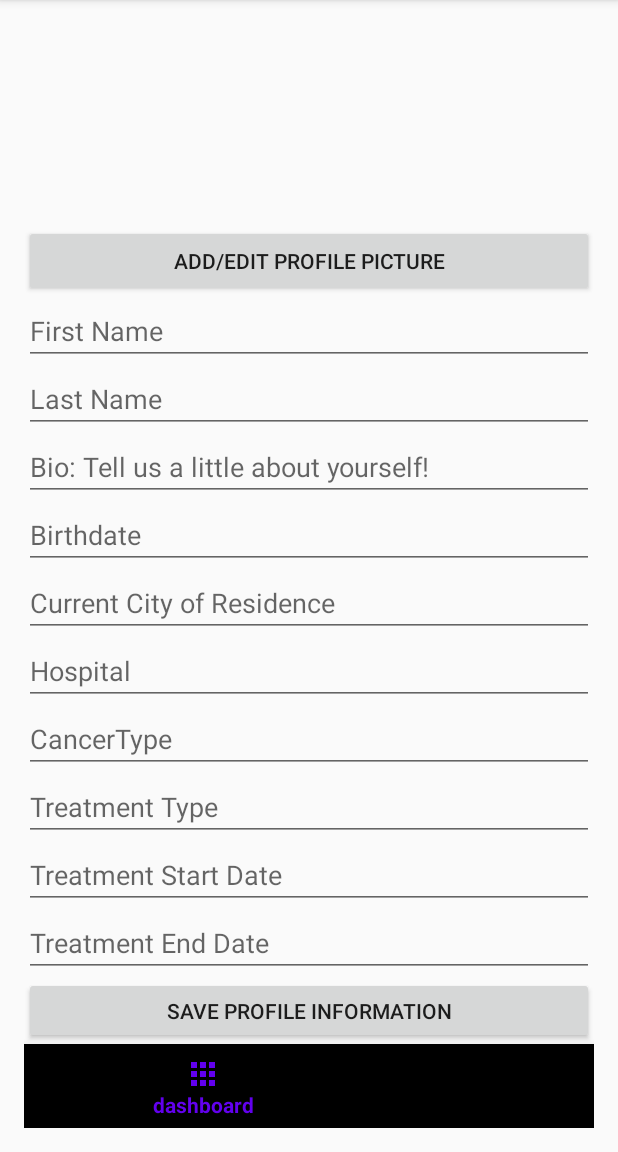
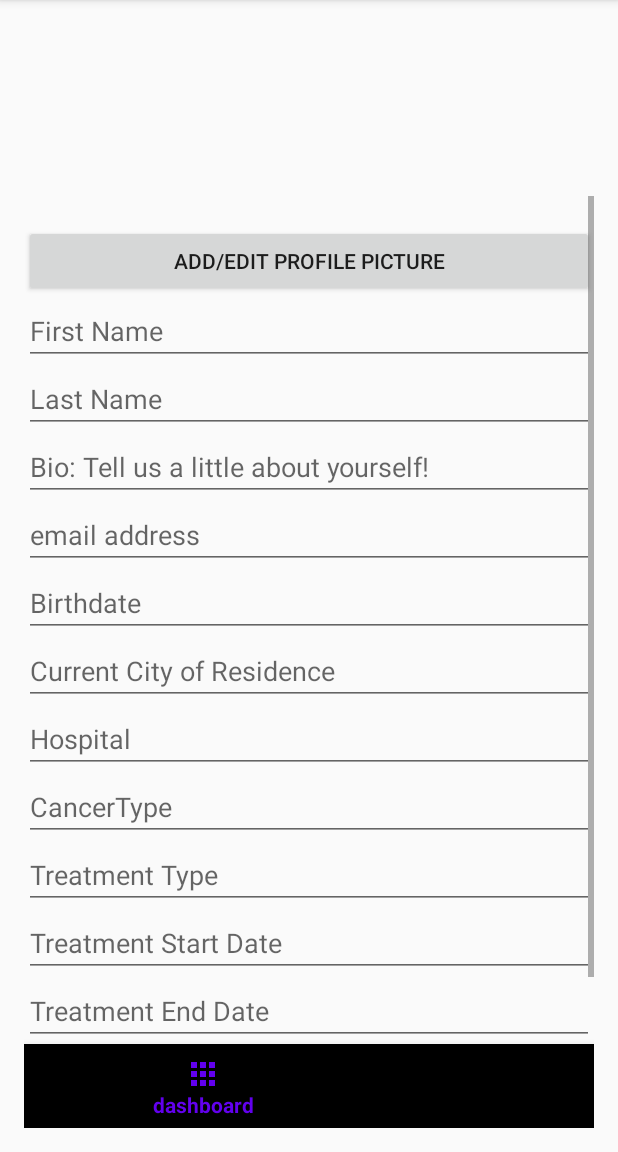
Before and after one commit to hpaulini/finalApp, an Android app: the fragment ProfileFragment placed in its activity, on a phone screen of 412 x 824 dp, the part 84-1236 px from its top. Run offline under Robolectric (Android 15) with nearby library versions, the phone set to English and light mode, and no system bars; libraries missing offline, so code that uses them is left out: com.parse.

Commit message:
can successfully save a new profile linked to a user

```diff
--- a/app/src/main/java/com/helenpaulini/ribbon_resources/ParseApplication.java
+++ b/app/src/main/java/com/helenpaulini/ribbon_resources/ParseApplication.java
@@ -2,13 +2,17 @@ package com.helenpaulini.ribbon_resources;
 
 import android.app.Application;
 
+import com.helenpaulini.ribbon_resources.models.Post;
+import com.helenpaulini.ribbon_resources.models.SurvivorProfile;
 import com.parse.Parse;
+import com.parse.ParseObject;
 
 public class ParseApplication extends Application {
 
     @Override
     public void onCreate() {
         super.onCreate();
+        ParseObject.registerSubclass(SurvivorProfile.class);
 
         // set applicationId, and server server based on the values in the Heroku settings.
         // clientKey is not needed unless explicitly configured
--- a/app/src/main/java/com/helenpaulini/ribbon_resources/ProfileAdapter.java
+++ b/app/src/main/java/com/helenpaulini/ribbon_resources/ProfileAdapter.java
@@ -111,7 +111,6 @@ public class ProfileAdapter extends RecyclerView.Adapter<ProfileAdapter.ViewHold
             tvFirstName.setText(sProfile.getFirstName());
             tvLastName.setText(sProfile.getLastName());
             tvCity.setText(sProfile.getCity());
-            tvAge.setText(age(sProfile.getBirthday()));
             tvUserType.setText("Childhood Cancer Survivor");
             tvCancerType.setText(sProfile.getCanerType());
             tvHospital.setText(sProfile.getHospital());
--- a/app/src/main/java/com/helenpaulini/ribbon_resources/fragments/ProfileFragment.java
+++ b/app/src/main/java/com/helenpaulini/ribbon_resources/fragments/ProfileFragment.java
@@ -53,12 +53,10 @@ public class ProfileFragment extends Fragment {
     private EditText etLastName;
     private EditText etBio;
     private EditText etCity;
-    private EditText etBirthday;
     private EditText etHospital;
     private EditText etCancerType;
     private EditText etTreatmentType;
-    private EditText etTreatmentStart;
-    private EditText etTreatmentEnd;
+    private EditText etEmail;
     private Button btnAddProfilePic;
     private Button btnSaveProfile;
 
@@ -122,12 +120,10 @@ public class ProfileFragment extends Fragment {
         tvUsername = view.findViewById(R.id.tvUsername);
         etBio = view.findViewById(R.id.etBio);
         etCity = view.findViewById(R.id.etCity);
-        etBirthday = view.findViewById(R.id.etBirthday);
         etHospital = view.findViewById(R.id.etHospital);
         etCancerType = view.findViewById(R.id.etCancerType);
         etTreatmentType = view.findViewById(R.id.etTreatmentType);
-        etTreatmentStart = view.findViewById(R.id.etTreatmentStart);
-        etTreatmentEnd = view.findViewById(R.id.etTreatmentEnd);
+        etEmail = view.findViewById(R.id.etEmail);
         btnAddProfilePic = view.findViewById(R.id.btnAddProfilePic);
         btnSaveProfile = view.findViewById(R.id.btnSaveProfile);
 
@@ -141,6 +137,7 @@ public class ProfileFragment extends Fragment {
         btnSaveProfile.setOnClickListener(new View.OnClickListener() {
             @Override
             public void onClick(View view) {
+                Log.i(TAG, "Clicked save profile");
                 String firstName = etFirstName.getText().toString();
                 String lastName = etLastName.getText().toString();
                 String bio = etBio.getText().toString();
@@ -148,9 +145,7 @@ public class ProfileFragment extends Fragment {
                 String hospital = etHospital.getText().toString();
                 String cancerType = etCancerType.getText().toString();
                 String treatmentType = etTreatmentType.getText().toString();
-                Date birthday = (Date) etBirthday.getText();
-                Date treatmentStart = (Date) etTreatmentStart.getText();
-                Date treatmentEnd = (Date) etTreatmentEnd.getText();
+                String email = etEmail.getText().toString();
 
                 if (firstName.isEmpty()) {
                     Toast.makeText(getContext(), "First Name cannot be empty", Toast.LENGTH_SHORT).show();
@@ -160,11 +155,10 @@ public class ProfileFragment extends Fragment {
 //                    Toast.makeText(getContext(), "No profile picture selected", Toast.LENGTH_SHORT).show();
 //                    return;
 //                }
-                ParseUser currentUser = ParseUser.getCurrentUser();
-                saveProfile(currentUser, firstName, lastName, bio, city, hospital, cancerType, treatmentType, birthday, treatmentStart, treatmentEnd, photoFile);
+//                ParseUser currentUser = ParseUser.getCurrentUser();
+                saveProfile(firstName, lastName, bio, city, hospital, cancerType, treatmentType, email, photoFile);
             }
         });
-
     }
 
     private void launchCamera() {
@@ -219,8 +213,12 @@ public class ProfileFragment extends Fragment {
         return new File(mediaStorageDir.getPath() + File.separator + fileName);
     }
 
-    private void saveProfile(ParseUser currentUser, String firstName, String lastName, String bio, String city, String hospital, String cancerType, String treatmentType, Date birthday, Date treatmentStart, Date treatmentEnd, File photoFile) {
+    private void saveProfile(String firstName, String lastName, String bio, String city, String hospital, String cancerType, String treatmentType, String email, File photoFile) {
+        ParseUser currentUser = ParseUser.getCurrentUser();
+        currentUser.fetchInBackground();
+
         SurvivorProfile survivorProfile = new SurvivorProfile();
+        survivorProfile.setUser(currentUser);
         survivorProfile.setFirstName(firstName);
         survivorProfile.setLastName(lastName);
         survivorProfile.setBio(bio);
@@ -228,12 +226,10 @@ public class ProfileFragment extends Fragment {
         survivorProfile.setHospital(hospital);
         survivorProfile.setCancerType(cancerType);
         survivorProfile.setTreatmentType(treatmentType);
-        survivorProfile.setBirthday(birthday);
-        survivorProfile.setTreatmentStart(treatmentStart);
-        survivorProfile.setTreatmentEnd(treatmentEnd);
+        survivorProfile.setEmail(email);
+        survivorProfile.setImage(new ParseFile(photoFile));
 
-        survivorProfile.setImage(new ParseFile(photoFile));
-        survivorProfile.setUser(currentUser);
+
         survivorProfile.saveInBackground(new SaveCallback() {
             @Override
             public void done(ParseException e) {
--- a/app/src/main/res/layout/fragment_profile.xml
+++ b/app/src/main/res/layout/fragment_profile.xml
@@ -1,7 +1,11 @@
 <?xml version="1.0" encoding="utf-8"?>
-<LinearLayout xmlns:android="http://schemas.android.com/apk/res/android"
+<ScrollView
+    xmlns:android="http://schemas.android.com/apk/res/android"
     xmlns:app="http://schemas.android.com/apk/res-auto"
     xmlns:tools="http://schemas.android.com/tools"
+    android:layout_width="fill_parent"
+    android:layout_height="fill_parent">
+<LinearLayout
     android:layout_width="match_parent"
     android:layout_height="match_parent"
     android:orientation="vertical"
@@ -11,6 +15,7 @@
         android:id="@+id/tvUsername"
         android:layout_width="match_parent"
         android:layout_height="wrap_content"
+        android:textSize="14sp"
         tools:text="Username" />
 
     <ImageView
@@ -47,6 +52,14 @@
         android:layout_height="wrap_content"
         android:ems="10"
         android:hint="Bio: Tell us a little about yourself!"
+        android:inputType="textPersonName" />
+
+    <EditText
+        android:id="@+id/etEmail"
+        android:layout_width="match_parent"
+        android:layout_height="wrap_content"
+        android:ems="10"
+        android:hint="email address"
         android:inputType="textPersonName" />
 
     <EditText
@@ -111,3 +124,4 @@
         android:layout_height="wrap_content"
         android:text="Save Profile Information" />
 </LinearLayout>
+</ScrollView>
```
Also changed, not shown: app/src/main/java/com/helenpaulini/ribbon_resources/models/SurvivorProfile.java (+11 -19 lines).
